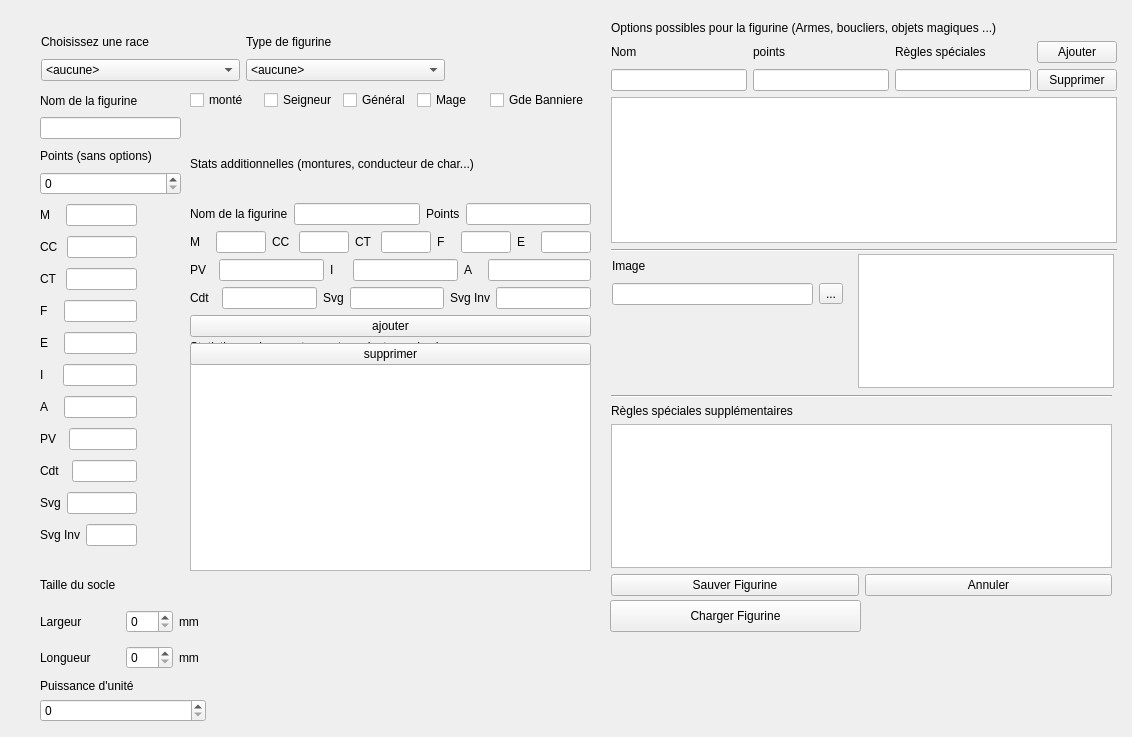
The window that warhole/modelwindow.ui (kaosphere/Warhole) describes before a commit, drawn with Qt 5.
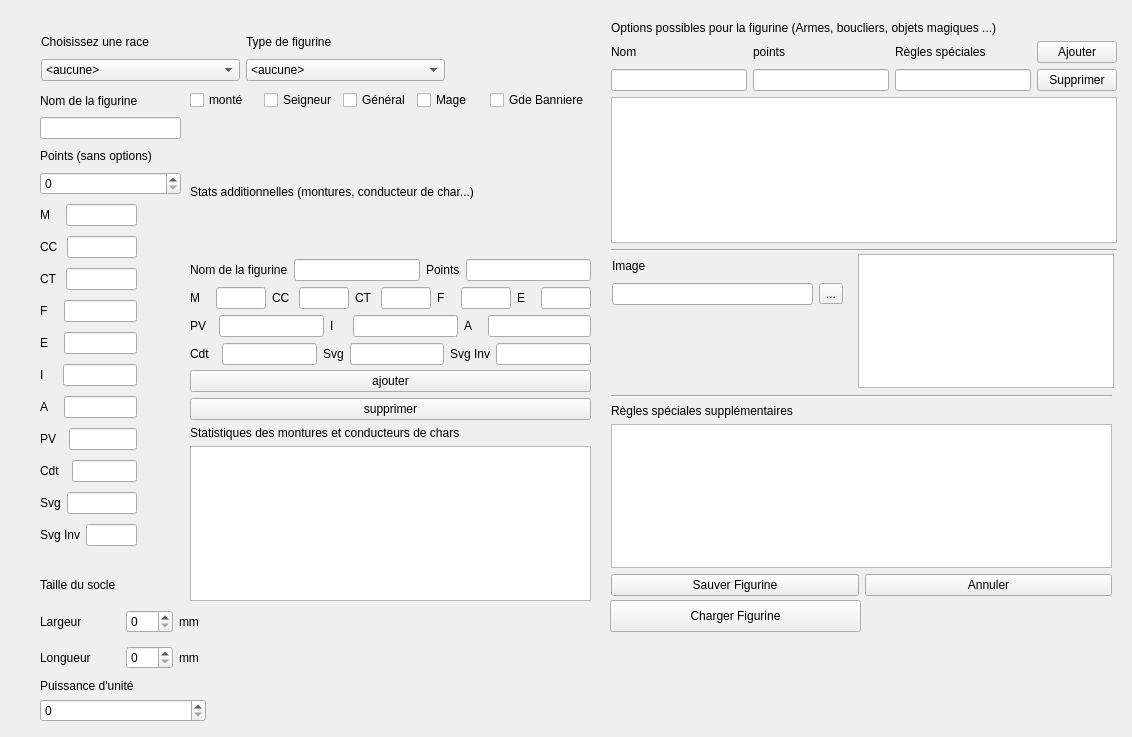
The same window after the commit.

Commit message: Fix awesomness for good

```diff
--- a/warhole/modelwindow.ui
+++ b/warhole/modelwindow.ui
@@ -674,32 +674,6 @@
     </item>
    </layout>
   </widget>
-  <widget class="QWidget" name="layoutWidget">
-   <property name="geometry">
-    <rect>
-     <x>190</x>
-     <y>340</y>
-     <width>401</width>
-     <height>231</height>
-    </rect>
-   </property>
-   <layout class="QVBoxLayout" name="verticalLayout_20">
-    <item>
-     <layout class="QVBoxLayout" name="verticalLayout_16">
-      <item>
-       <widget class="QLabel" name="label_28">
-        <property name="text">
-         <string>Statistiques des montures et conducteurs de chars</string>
-        </property>
-       </widget>
-      </item>
-      <item>
-       <widget class="QTreeView" name="viewModelCrew"/>
-      </item>
-     </layout>
-    </item>
-   </layout>
-  </widget>
   <widget class="QWidget" name="layoutWidget">
    <property name="geometry">
     <rect>
@@ -911,6 +885,18 @@
       </item>
      </layout>
     </item>
+   </layout>
+  </widget>
+  <widget class="QWidget" name="">
+   <property name="geometry">
+    <rect>
+     <x>190</x>
+     <y>370</y>
+     <width>401</width>
+     <height>231</height>
+    </rect>
+   </property>
+   <layout class="QVBoxLayout" name="verticalLayout_15">
     <item>
      <widget class="QPushButton" name="pushButtonAdd">
       <property name="text">
@@ -925,6 +911,16 @@
       </property>
      </widget>
     </item>
+    <item>
+     <widget class="QLabel" name="label_28">
+      <property name="text">
+       <string>Statistiques des montures et conducteurs de chars</string>
+      </property>
+     </widget>
+    </item>
+    <item>
+     <widget class="QTreeView" name="viewModelCrew"/>
+    </item>
    </layout>
   </widget>
  </widget>
```
Left out of the diff: 17 changed lines with no effect on the pictures. The commit also changes 2 other files.
